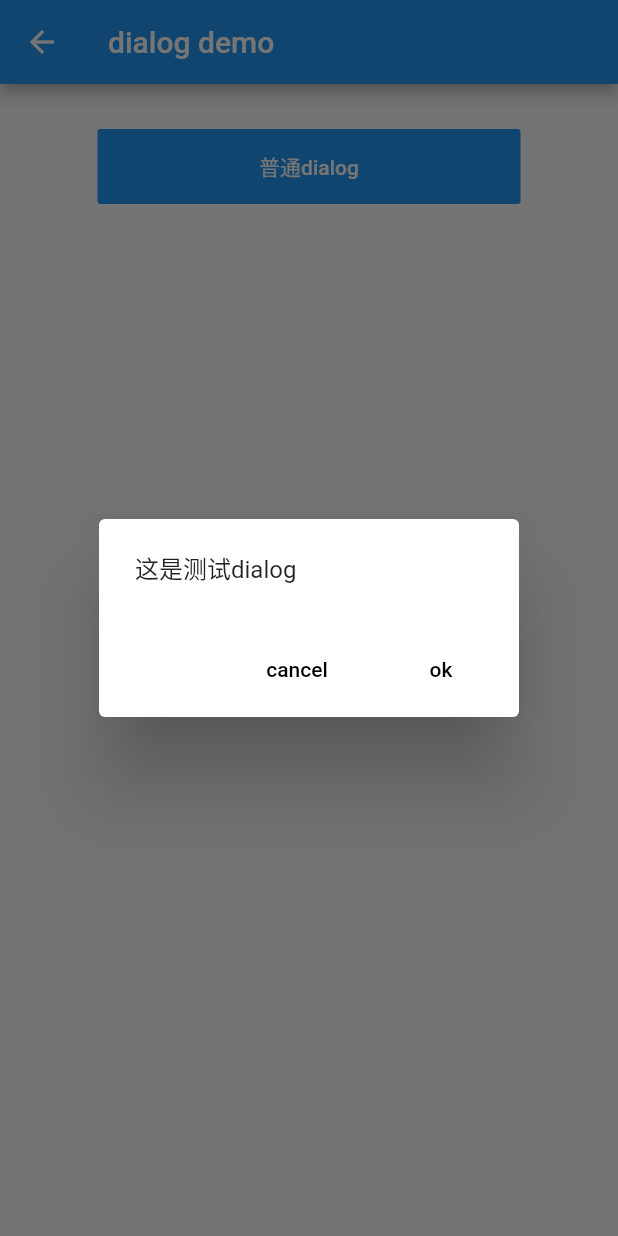
After one commit to yinghuihou/flutter_widget, a Flutter app: the DialogWidgetDemo screen opened directly, after a tap on "普通dialog", on a phone screen of 412 x 824 dp. The commit adds this screen. Run offline on Flutter 3.47's test engine with Material 2 defaults, Android fonts, the phone set to English and light mode, and no system bars; our stand-ins replace azlistview, share; missing offline and left inert: lpinyin.

Commit message:
增加dialog和button

```diff
--- /dev/null
+++ b/lib/dialog/dialog_demo.dart
@@ -0,0 +1,39 @@
+import 'package:flutter/material.dart';
+import 'package:flutter_widget/dialog/jt_common_dialog.dart';
+import 'package:flutter_widget/image_view/jt_image_widget.dart';
+
+class DialogWidgetDemo extends StatelessWidget {
+  @override
+  Widget build(BuildContext context) {
+    return Scaffold(
+        appBar: AppBar(
+          title: Text("dialog demo"),
+        ),
+        body: SingleChildScrollView(
+          child: Container(
+              padding: EdgeInsets.only(top: 30, bottom: 30),
+              alignment: Alignment.center,
+              child: Column(
+                children: <Widget>[
+                  FlatButton(
+                    color: Colors.blue,
+                    textColor: Colors.white,
+                    onPressed: () {
+                      JTCommonDialog(
+                        contentString: "这是测试dialog",
+                        confirmText: "ok",
+                        cancelText: "cancel",
+                      ).show(context);
+                    },
+                    child:  Container(
+                      width: 250,
+                      height: 50,
+                      alignment: Alignment.center,
+                      child: Text("普通dialog"),
+                    )
+                  ),
+                ],
+              )),
+        ));
+  }
+}
--- /dev/null
+++ b/lib/dialog/jt_common_dialog.dart
@@ -0,0 +1,240 @@
+import 'package:flutter/cupertino.dart';
+import 'package:flutter/material.dart';
+
+typedef OnDialogDismiss = void Function();
+
+/// 通用对话框，支持纯文本（标题，内容）和自定义widget类型（标题，自定义内容）
+///
+/// 点击取消或者确认都会弹出对话框，使用时候无需关心对话框的pop事件，如果需要监听对话框的消失操作，
+/// 可以定义onDialogDismiss回调方法。如对取消按钮有特殊操作需求，自定义onCancelClick（非必须）
+class JTCommonDialog {
+  bool showing;
+
+  ///如果只定义了titleString或者contentString，但是没有定义对应的style，则使用下面的默认主题style
+  ThemeData theme;
+  DialogTheme dialogTheme;
+
+  ///是否可以按物理返回键取消对话框
+  final bool canCancelWithBack;
+
+  ///取消按钮点击回调
+  final OnDialogDismiss onCancelClick;
+
+  ///确定按钮点击回调
+  final OnDialogDismiss onConfirmClick;
+
+  ///dialog消失回调,默认无
+  final OnDialogDismiss onDialogDismiss;
+
+  ///标题
+  final String titleString;
+  final TextStyle titleTextStyle;
+
+  ///内容
+  final String contentString;
+  final TextStyle contentTextStyle;
+
+  ///自定义内容Widget，可使用listview等滚动控件
+  final Widget contentWidget;
+
+  ///默认的取消文案
+  final String cancelText;
+
+  ///取消文案样式，如不设置，用默认
+  final TextStyle cancelTextStyle;
+
+  ///默认的确定文案
+  final String confirmText;
+
+  ///确定文案样式，如不设置，用默认
+  final TextStyle confirmTextStyle;
+
+  ///自定义widget时候需要指定padding，纯文本dialog不需要设置此属性
+  final EdgeInsetsGeometry contentPadding;
+
+  ///点击确认按钮是否关闭弹窗，默认可以关闭弹窗
+  final bool canCloseWithConfirm;
+
+  ///点击空白区域是否关闭弹窗，默认false不关闭
+  final bool canCloseWithClickBlank;
+
+  JTCommonDialog({
+    this.titleString,
+    this.titleTextStyle,
+    this.contentString,
+    this.contentTextStyle,
+    this.contentWidget,
+    this.cancelText,
+    this.confirmText,
+    this.cancelTextStyle,
+    this.confirmTextStyle,
+    this.onCancelClick,
+    this.onConfirmClick,
+    this.onDialogDismiss,
+    this.canCancelWithBack = true,
+    this.contentPadding = const EdgeInsets.fromLTRB(24.0, 20.0, 24.0, 24.0),
+    this.canCloseWithConfirm = true,
+    this.canCloseWithClickBlank = false,
+  });
+
+  void show(BuildContext context) {
+    showing = true;
+    theme = Theme.of(context);
+    dialogTheme = DialogTheme.of(context);
+    showDialog<Null>(
+      context: context,
+      barrierDismissible: canCloseWithClickBlank,
+      builder: (context) => WillPopScope(
+        child: getDialogView(context),
+        // ignore: missing_return
+        onWillPop: () {
+          if (canCancelWithBack) {
+            if (onDialogDismiss != null) {
+              onDialogDismiss();
+            }
+            showing = false;
+            Navigator.of(context).pop();
+          } else {
+            return;
+          }
+        },
+      ),
+    );
+  }
+
+  void cancel(BuildContext context) {
+    if (showing) {
+      if (onCancelClick != null) {
+        onCancelClick();
+      }
+      if (onDialogDismiss != null) {
+        onDialogDismiss();
+      }
+      showing = false;
+      Navigator.of(context).pop();
+    }
+  }
+
+  void confirm(BuildContext context) {
+    if (showing) {
+      if (onConfirmClick != null) {
+        onConfirmClick();
+      }
+      if (canCloseWithConfirm) {
+        if (onDialogDismiss != null) {
+          onDialogDismiss();
+        }
+        showing = false;
+        Navigator.of(context).pop();
+      }
+    }
+  }
+
+  Widget getDialogView(BuildContext context) {
+    if (contentWidget == null) {
+      return AlertDialog(
+        title: titleString != null
+            ? Text(titleString, style: titleTextStyle)
+            : null,
+        content: Text(contentString ?? "", style: contentTextStyle),
+        actions: <Widget>[
+          cancelText != null
+              ? FlatButton(
+                  child: Text(
+                    cancelText,
+                    style: cancelTextStyle != null
+                        ? cancelTextStyle
+                        : TextStyle(color: Colors.black, fontSize: 14),
+                  ),
+                  onPressed: () {
+                    cancel(context);
+                  },
+                )
+              : SizedBox(),
+          confirmText != null
+              ? FlatButton(
+                  child: Text(
+                    confirmText,
+                    style: confirmTextStyle != null
+                        ? confirmTextStyle
+                        : TextStyle(color: Colors.black, fontSize: 14),
+                  ),
+                  onPressed: () {
+                    confirm(context);
+                  },
+                )
+              : SizedBox(),
+        ],
+      );
+    } else {
+      return Dialog(
+        child: Container(
+          width: 270,
+          constraints: BoxConstraints(maxHeight: 350),
+          decoration: BoxDecoration(
+              color: Colors.white, borderRadius: BorderRadius.circular(6)),
+          child: Column(
+            mainAxisSize: MainAxisSize.min,
+            crossAxisAlignment: CrossAxisAlignment.stretch,
+            children: <Widget>[
+              titleString != null
+                  ? Padding(
+                      padding: EdgeInsets.fromLTRB(24.0, 24.0, 24.0, 0.0),
+                      child: DefaultTextStyle(
+                        style: titleTextStyle ??
+                            dialogTheme.titleTextStyle ??
+                            theme.textTheme.title,
+                        child: Semantics(
+                          child: Text(
+                            titleString,
+                          ),
+                          namesRoute: true,
+                          container: true,
+                        ),
+                      ),
+                    )
+                  : SizedBox(),
+              Flexible(
+                child: Padding(padding: contentPadding, child: contentWidget),
+              ),
+              ButtonTheme(
+                child: ButtonBar(
+                  children: <Widget>[
+                    cancelText != null
+                        ? FlatButton(
+                            child: Text(
+                              cancelText,
+                              style: cancelTextStyle != null
+                                  ? cancelTextStyle
+                                  : TextStyle(
+                                      color: Colors.black, fontSize: 14),
+                            ),
+                            onPressed: () {
+                              cancel(context);
+                            },
+                          )
+                        : null,
+                    confirmText != null
+                        ? FlatButton(
+                            child: Text(
+                              confirmText,
+                              style: confirmTextStyle != null
+                                  ? confirmTextStyle
+                                  : TextStyle(
+                                      color: Colors.black, fontSize: 14),
+                            ),
+                            onPressed: () {
+                              confirm(context);
+                            },
+                          )
+                        : null,
+                  ],
+                ),
+              )
+            ],
+          ),
+        ),
+      );
+    }
+  }
+}
--- a/lib/home.dart
+++ b/lib/home.dart
@@ -1,5 +1,7 @@
 import 'package:flutter/material.dart';
 import 'package:flutter_widget/city_select/city_select_custom_header.dart';
+import 'package:flutter_widget/dialog/dialog_demo.dart';
+import 'package:flutter_widget/dialog/jt_common_dialog.dart';
 import 'package:flutter_widget/image_view/image_widget_demo.dart';
 import 'package:flutter_widget/picker/picker_widget_demo.dart';
 import 'package:flutter_widget/popup_menu/menu_demo.dart';
@@ -32,6 +34,7 @@ class _MyHomePageState extends State<MyHomePage> {
               buildItem("popup_menu", MenuDemo()),
               buildItem("pick_widget", DateAndTimePickerDemo()),
               buildItem("share", ShareDemo()),
+              buildItem("dialog", DialogWidgetDemo()),
             ],
           ),
         ));
--- a/lib/main.dart
+++ b/lib/main.dart
@@ -3,6 +3,7 @@ import 'package:flutter_widget/home.dart';
 
 void main() {
   WidgetsFlutterBinding.ensureInitialized();
+  debugProfileBuildsEnabled=true;
   runApp(MyApp());
 }
 
```
Also changed, not shown: lib/button/common_button.dart (added, +126 -0 lines), lib/res/jtcolors.dart (added, +53 -0 lines).
